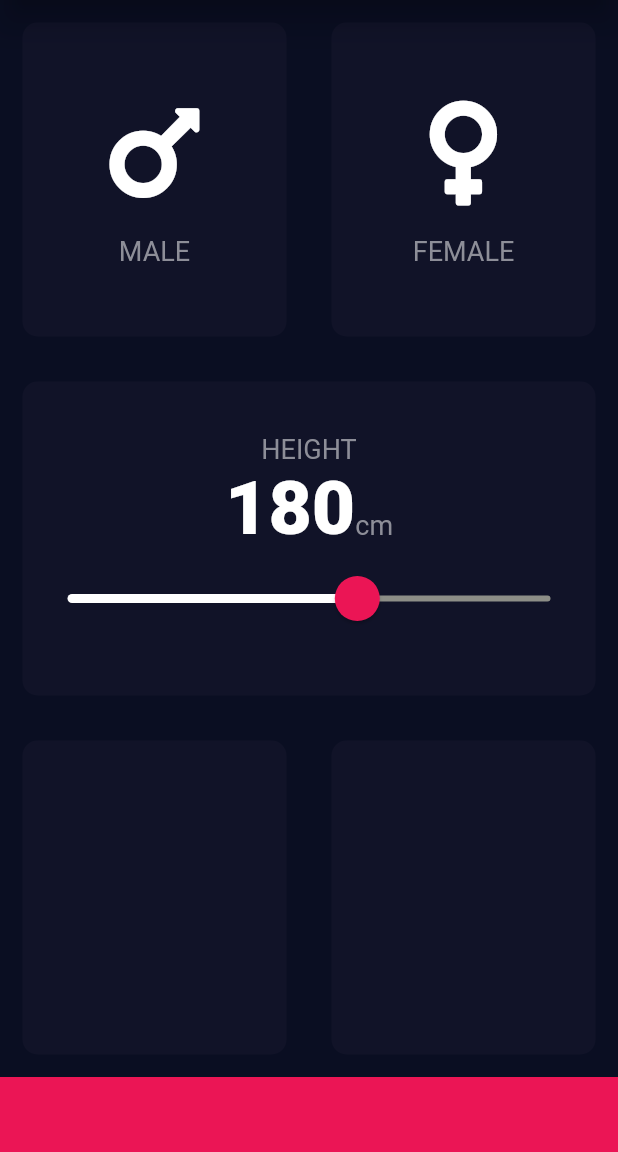
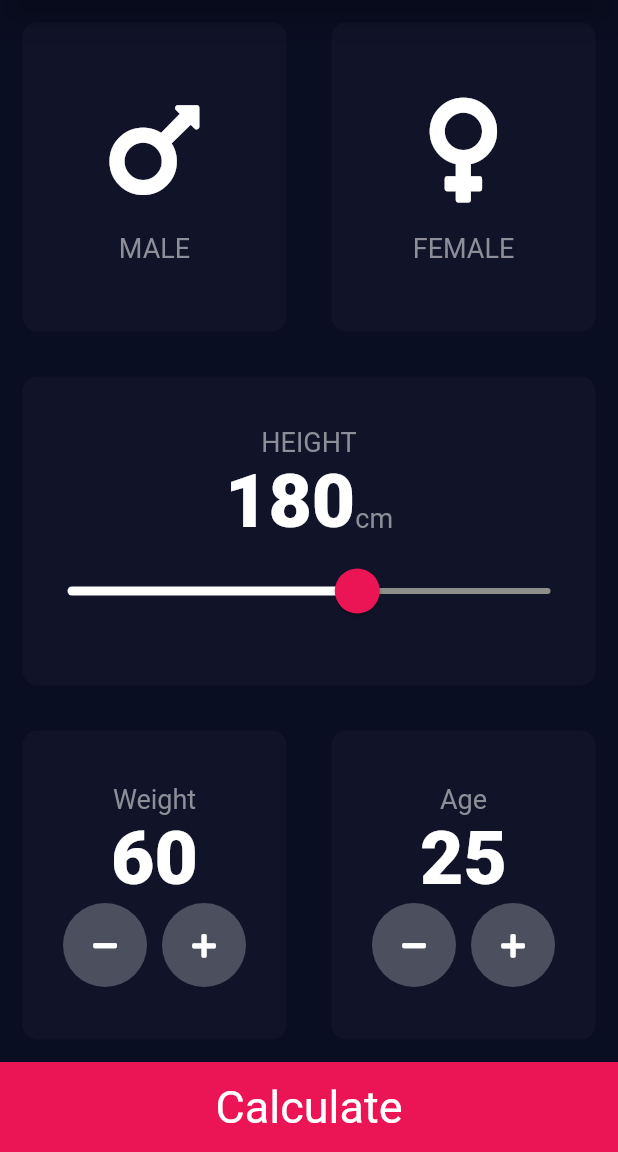
Before and after one commit to NicolasBroders/flutter_app_bmi, a Flutter app: the screen it shows after launch, on a phone screen of 412 x 824 dp, the part 84-1236 px from its top. Run offline on Flutter 3.47's test engine with Material 2 defaults, Android fonts, the phone set to English and light mode, and no system bars; our stand-ins replace font_awesome_flutter.

Commit message:
add results screen

```diff
--- /dev/null
+++ b/lib/calculator_brain.dart
@@ -0,0 +1,35 @@
+import 'dart:math';
+
+class CalculatorBrain {
+  final int height;
+  final int weight;
+
+  double _bmi;
+
+  CalculatorBrain({this.height, this.weight});
+
+  String CalculateBMI() {
+    _bmi = weight / pow(height / 100, 2);
+    return _bmi.toStringAsFixed(1);
+  }
+
+  String getResult() {
+    if (_bmi > 25) {
+      return 'Overweight';
+    } else if (_bmi > 18) {
+      return 'Normal';
+    } else {
+      return 'Underweight';
+    }
+  }
+
+  String getInterpretation() {
+    if (_bmi > 25) {
+      return 'You have an higher than normal body weight. Try to exercice more';
+    } else if (_bmi > 18) {
+      return 'You have a normal body weight. Good job !';
+    } else {
+      return 'You are underweight than normal body weight. You can eat a bit more.';
+    }
+  }
+}
--- a/lib/identity_widget.dart
+++ b/lib/components/identity_widget.dart
@@ -1,6 +1,6 @@
 import 'package:flutter/material.dart';
 
-import 'constants.dart';
+import '../constants.dart';
 
 class IdentityWidget extends StatelessWidget {
   final IconData identityIcon;
--- /dev/null
+++ b/lib/components/my_bottom_button.dart
@@ -0,0 +1,31 @@
+import 'package:flutter/material.dart';
+
+import '../constants.dart';
+
+class MyBottomButton extends StatelessWidget {
+  final String textButton;
+  final Function onTapFunction;
+
+  MyBottomButton({this.textButton, this.onTapFunction});
+
+  @override
+  Widget build(BuildContext context) {
+    return GestureDetector(
+      onTap: onTapFunction,
+      child: Container(
+        child: Center(
+          child: Text(
+            textButton,
+            style: TextStyle(
+                color: Colors.white,
+                fontSize: 30.0,
+                fontWeight: FontWeight.w400),
+          ),
+        ),
+        color: kPinkColor,
+        width: double.infinity,
+        height: kHeightContainer,
+      ),
+    );
+  }
+}
--- /dev/null
+++ b/lib/components/my_icon_button.dart
@@ -0,0 +1,26 @@
+import 'package:flutter/material.dart';
+
+class myIconButton extends StatelessWidget {
+  final IconData icon;
+  final Function onTapFunction;
+
+  myIconButton({this.icon, this.onTapFunction});
+
+  @override
+  Widget build(BuildContext context) {
+    return RawMaterialButton(
+      child: Icon(
+        icon,
+        size: 18.0,
+      ),
+      elevation: 0.0,
+      constraints: BoxConstraints.tightFor(
+        width: 56.0,
+        height: 56.0,
+      ),
+      onPressed: onTapFunction,
+      shape: CircleBorder(),
+      fillColor: Color(0xFF4C4F5E),
+    );
+  }
+}
--- a/lib/input_page.dart
+++ /dev/null
@@ -1,138 +0,0 @@
-import 'package:flutter/material.dart';
-import 'package:font_awesome_flutter/font_awesome_flutter.dart';
-
-import 'reusable_card.dart';
-import 'identity_widget.dart';
-import 'constants.dart';
-
-enum Gender {
-  MALE,
-  FEMALE,
-}
-
-class InputPage extends StatefulWidget {
-  @override
-  _InputPageState createState() => _InputPageState();
-}
-
-class _InputPageState extends State<InputPage> {
-  Gender selectedGender;
-  int height = 180;
-
-  @override
-  Widget build(BuildContext context) {
-    return Scaffold(
-      appBar: AppBar(
-        title: Center(
-          child: Text('BMI CALCULATOR'),
-        ),
-      ),
-      body: Column(
-        crossAxisAlignment: CrossAxisAlignment.stretch,
-        children: <Widget>[
-          Expanded(
-            child: Row(
-              children: [
-                Expanded(
-                  child: ReusableCard(
-                    onTapFunction: () {
-                      setState(() {
-                        selectedGender = Gender.MALE;
-                      });
-                    },
-                    colour: selectedGender == Gender.MALE
-                        ? kActiveCardColor
-                        : kInactiveCardColor,
-                    childCard: IdentityWidget(
-                      identityIcon: FontAwesomeIcons.mars,
-                      identityText: 'MALE',
-                    ),
-                  ),
-                ),
-                Expanded(
-                  child: ReusableCard(
-                    onTapFunction: () {
-                      setState(() {
-                        selectedGender = Gender.FEMALE;
-                      });
-                    },
-                    colour: selectedGender == Gender.FEMALE
-                        ? kActiveCardColor
-                        : kInactiveCardColor,
-                    childCard: IdentityWidget(
-                      identityIcon: FontAwesomeIcons.venus,
-                      identityText: 'FEMALE',
-                    ),
-                  ),
-                )
-              ],
-            ),
-          ),
-          Expanded(
-            child: ReusableCard(
-              colour: kInactiveCardColor,
-              childCard: Column(
-                mainAxisAlignment: MainAxisAlignment.center,
-                children: <Widget>[
-                  Text(
-                    'HEIGHT',
-                    style: kTextStyle,
-                  ),
-                  Row(
-                    mainAxisAlignment: MainAxisAlignment.center,
-                    crossAxisAlignment: CrossAxisAlignment.baseline,
-                    textBaseline: TextBaseline.alphabetic,
-                    children: <Widget>[
-                      Text(
-                        height.toString(),
-                        style: kTextStyleHeavy,
-                      ),
-                      Text(
-                        'cm',
-                        style: kTextStyle,
-                      ),
-                    ],
-                  ),
-                  SliderTheme(
-                    data: SliderTheme.of(context).copyWith(
-                        thumbColor: kPinkColor,
-                        overlayColor: Color(0x29EB1555),
-                        thumbShape:
-                            RoundSliderThumbShape(enabledThumbRadius: 15.0),
-                        overlayShape:
-                            RoundSliderOverlayShape(overlayRadius: 30),
-                        activeTrackColor: Colors.white,
-                        inactiveTrackColor: Color(0xFF8D8E87)),
-                    child: Slider(
-                      value: height.toDouble(),
-                      min: 120.0,
-                      max: 220.0,
-                      onChanged: (newValue) {
-                        setState(() {
-                          height = newValue.round();
-                        });
-                      },
-                    ),
-                  )
-                ],
-              ),
-            ),
-          ),
-          Expanded(
-            child: Row(
-              children: [
-                Expanded(child: ReusableCard(colour: kInactiveCardColor)),
-                Expanded(child: ReusableCard(colour: kInactiveCardColor)),
-              ],
-            ),
-          ),
-          Container(
-            color: kPinkColor,
-            width: double.infinity,
-            height: kHeightContainer,
-          ),
-        ],
-      ),
-    );
-  }
-}
--- a/lib/main.dart
+++ b/lib/main.dart
@@ -1,7 +1,8 @@
 import 'package:flutter/cupertino.dart';
 import 'package:flutter/material.dart';
+import 'package:flutter_app_bmi/screens/result_screen.dart';
 
-import 'input_page.dart';
+import 'screens/input_screen.dart';
 
 void main() => runApp(BMICalculator());
 
@@ -9,6 +10,11 @@ class BMICalculator extends StatelessWidget {
   @override
   Widget build(BuildContext context) {
     return MaterialApp(
+      initialRoute: '/',
+      routes: {
+        '/': (context) => InputPage(),
+        '/result_screen': (context) => ResultScreen(),
+      },
       theme: ThemeData.dark().copyWith(
         primaryColor: Color(0xFF0A0E22),
         scaffoldBackgroundColor: Color(0xFF0A0E22),
@@ -16,7 +22,6 @@ class BMICalculator extends StatelessWidget {
           elevation: 9.0,
         ),
       ),
-      home: InputPage(),
     );
   }
 }
--- /dev/null
+++ b/lib/screens/input_screen.dart
@@ -0,0 +1,232 @@
+import 'package:flutter/material.dart';
+import 'package:flutter_app_bmi/calculator_brain.dart';
+import 'package:flutter_app_bmi/screens/result_screen.dart';
+import 'package:font_awesome_flutter/font_awesome_flutter.dart';
+
+import '../components/my_bottom_button.dart';
+import '../components/my_icon_button.dart';
+import '../components/reusable_card.dart';
+import '../components/identity_widget.dart';
+import '../constants.dart';
+
+enum Gender {
+  MALE,
+  FEMALE,
+}
+
+class InputPage extends StatefulWidget {
+  @override
+  _InputPageState createState() => _InputPageState();
+}
+
+class _InputPageState extends State<InputPage> {
+  Gender selectedGender;
+  int height = 180;
+  int weight = 60;
+  int age = 25;
+
+  @override
+  Widget build(BuildContext context) {
+    return Scaffold(
+      appBar: AppBar(
+        title: Center(
+          child: Text('BMI CALCULATOR'),
+        ),
+      ),
+      body: Column(
+        crossAxisAlignment: CrossAxisAlignment.stretch,
+        children: <Widget>[
+          Expanded(
+            child: Row(
+              children: [
+                Expanded(
+                  child: ReusableCard(
+                    onTapFunction: () {
+                      setState(() {
+                        selectedGender = Gender.MALE;
+                      });
+                    },
+                    colour: selectedGender == Gender.MALE
+                        ? kActiveCardColor
+                        : kInactiveCardColor,
+                    childCard: IdentityWidget(
+                      identityIcon: FontAwesomeIcons.mars,
+                      identityText: 'MALE',
+                    ),
+                  ),
+                ),
+                Expanded(
+                  child: ReusableCard(
+                    onTapFunction: () {
+                      setState(() {
+                        selectedGender = Gender.FEMALE;
+                      });
+                    },
+                    colour: selectedGender == Gender.FEMALE
+                        ? kActiveCardColor
+                        : kInactiveCardColor,
+                    childCard: IdentityWidget(
+                      identityIcon: FontAwesomeIcons.venus,
+                      identityText: 'FEMALE',
+                    ),
+                  ),
+                )
+              ],
+            ),
+          ),
+          Expanded(
+            child: ReusableCard(
+              colour: kInactiveCardColor,
+              childCard: Column(
+                mainAxisAlignment: MainAxisAlignment.center,
+                children: <Widget>[
+                  Text(
+                    'HEIGHT',
+                    style: kTextStyle,
+                  ),
+                  Row(
+                    mainAxisAlignment: MainAxisAlignment.center,
+                    crossAxisAlignment: CrossAxisAlignment.baseline,
+                    textBaseline: TextBaseline.alphabetic,
+                    children: <Widget>[
+                      Text(
+                        height.toString(),
+                        style: kTextStyleHeavy,
+                      ),
+                      Text(
+                        'cm',
+                        style: kTextStyle,
+                      ),
+                    ],
+                  ),
+                  SliderTheme(
+                    data: SliderTheme.of(context).copyWith(
+                        thumbColor: kPinkColor,
+                        overlayColor: Color(0x29EB1555),
+                        thumbShape:
+                            RoundSliderThumbShape(enabledThumbRadius: 15.0),
+                        overlayShape:
+                            RoundSliderOverlayShape(overlayRadius: 30),
+                        activeTrackColor: Colors.white,
+                        inactiveTrackColor: Color(0xFF8D8E87)),
+                    child: Slider(
+                      value: height.toDouble(),
+                      min: 120.0,
+                      max: 220.0,
+                      onChanged: (newValue) {
+                        setState(() {
+                          height = newValue.round();
+                        });
+                      },
+                    ),
+                  )
+                ],
+              ),
+            ),
+          ),
+          Expanded(
+            child: Row(
+              children: [
+                Expanded(
+                  child: ReusableCard(
+                    colour: kInactiveCardColor,
+                    childCard: Column(
+                      mainAxisAlignment: MainAxisAlignment.center,
+                      children: <Widget>[
+                        Text(
+                          'Weight',
+                          style: kTextStyle,
+                        ),
+                        Text(
+                          weight.toString(),
+                          style: kTextStyleHeavy,
+                        ),
+                        Row(
+                          mainAxisAlignment: MainAxisAlignment.center,
+                          children: <Widget>[
+                            myIconButton(
+                              icon: FontAwesomeIcons.minus,
+                              onTapFunction: () {
+                                setState(() {
+                                  weight--;
+                                });
+                              },
+                            ),
+                            SizedBox(
+                              width: 10.0,
+                            ),
+                            myIconButton(
+                              icon: FontAwesomeIcons.plus,
+                              onTapFunction: () {
+                                setState(() {
+                                  weight++;
+                                });
+                              },
+                            )
+                          ],
+                        )
+                      ],
+                    ),
+                  ),
+                ),
+                Expanded(
+                    child: ReusableCard(
+                  colour: kInactiveCardColor,
+                  childCard: Column(
+                    mainAxisAlignment: MainAxisAlignment.center,
+                    children: <Widget>[
+                      Text(
+                        'Age',
+                        style: kTextStyle,
+                      ),
+                      Text(
+                        age.toString(),
+                        style: kTextStyleHeavy,
+                      ),
+                      Row(
+                        mainAxisAlignment: MainAxisAlignment.center,
+                        children: <Widget>[
+                          myIconButton(
+                            icon: FontAwesomeIcons.minus,
+                            onTapFunction: () {
+                              setState(() {
+                                age--;
+                              });
+                            },
+                          ),
+                          SizedBox(
+                            width: 10.0,
+                          ),
+                          myIconButton(
+                            icon: FontAwesomeIcons.plus,
+                            onTapFunction: () {
+                              setState(() {
+                                age++;
+                              });
+                            },
+                          )
+                        ],
+                      )
+                    ],
+                  ),
+                )),
+              ],
+            ),
+          ),
+          MyBottomButton(
+            textButton: 'Calculate',
+            onTapFunction: () {
+              CalculatorBrain calc =
+                  CalculatorBrain(height: height, weight: weight);
+              Navigator.pushNamed(context, '/result_screen',
+                  arguments: ResultScreenArgs(
+                      mesureResult: calc.CalculateBMI(),
+                      labelResult: calc.getResult(),
+                      descriptionResult: calc.getInterpretation()));
+            },
+          ),
+        ],
+      ),
+    );
+  }
+}
```
Also changed, not shown: lib/constants.dart (+16 -1 lines), lib/screens/result_screen.dart (added, +88 -0 lines), lib/components/reusable_card.dart (renamed from lib/reusable_card.dart).
